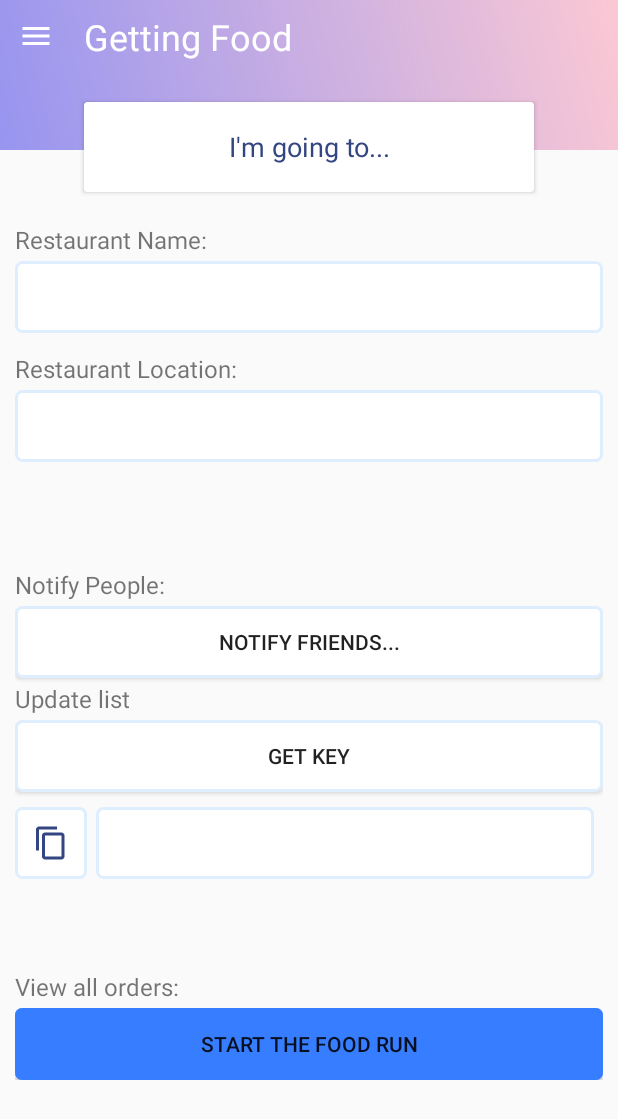
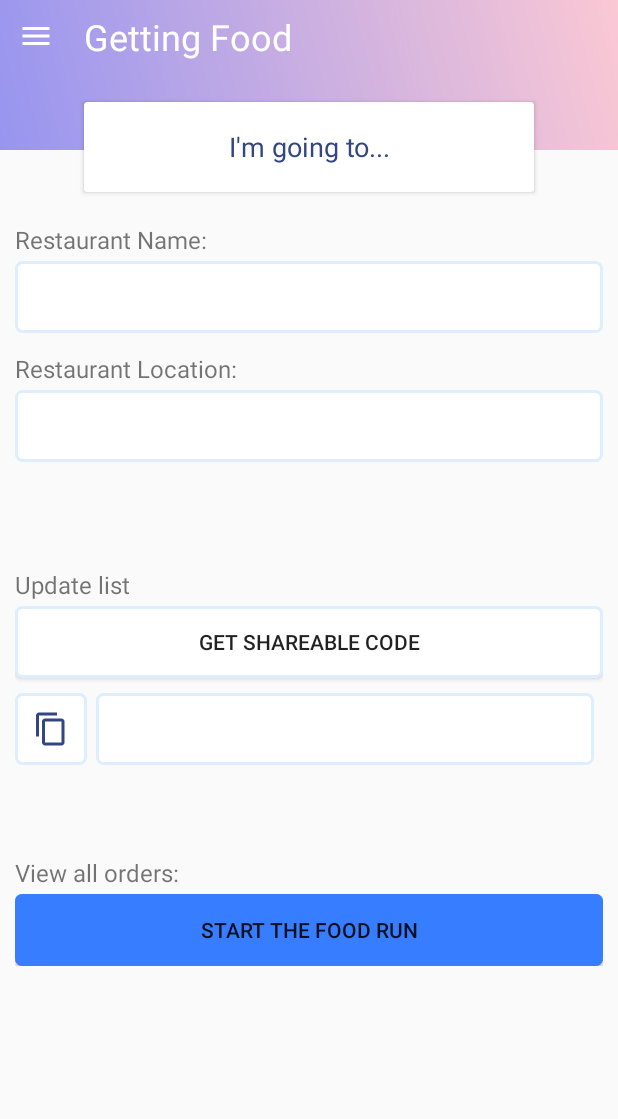
Before and after one commit to Mahesh-Ranaweera/BringMeFood-FinalProject, an Android app: the GettingFoodPreparationActivity screen opened directly, with no data from a screen before it, on a phone screen of 412 x 824 dp. Shown: the top 1119 px of the screen. Run offline under Robolectric (Android 15) with nearby library versions, the phone set to English and light mode, and no system bars.

Commit message:
Changed around some UI elements

```diff
--- a/app/src/main/res/layout/activity_getting_food_preparation.xml
+++ b/app/src/main/res/layout/activity_getting_food_preparation.xml
@@ -110,6 +110,10 @@
                     android:orientation="horizontal">
                 </LinearLayout>
 
+	            <!--
+				Should this be on this page or the next one,
+				 the one with the tabs?
+
 				<TextView
 					android:layout_width="match_parent"
 					android:layout_height="28dp"
@@ -123,6 +127,7 @@
 					android:background="@drawable/btn_secondary_app"
 					android:text="Notify friends..."/>
 
+				 -->
 
 				<TextView
 					android:layout_width="match_parent"
@@ -131,13 +136,14 @@
 					android:textSize="16sp"
 					android:text="Update list"/>
 
+
                 <Button
                     android:layout_marginBottom="10dp"
                     android:layout_width="match_parent"
                     android:layout_height="48dp"
                     android:background="@drawable/btn_secondary_app"
                     android:onClick="generateSessionKey"
-                    android:text="Get Key"/>
+                    android:text="Get shareable code"/>
 
                 <LinearLayout
                     android:layout_width="match_parent"
```
Also changed, not shown: app/src/main/java/com/travmahrajvar/bringmefood/GettingFoodActivity.java (+0 -16 lines). Lines whose indentation alone changed are shown as unchanged.
